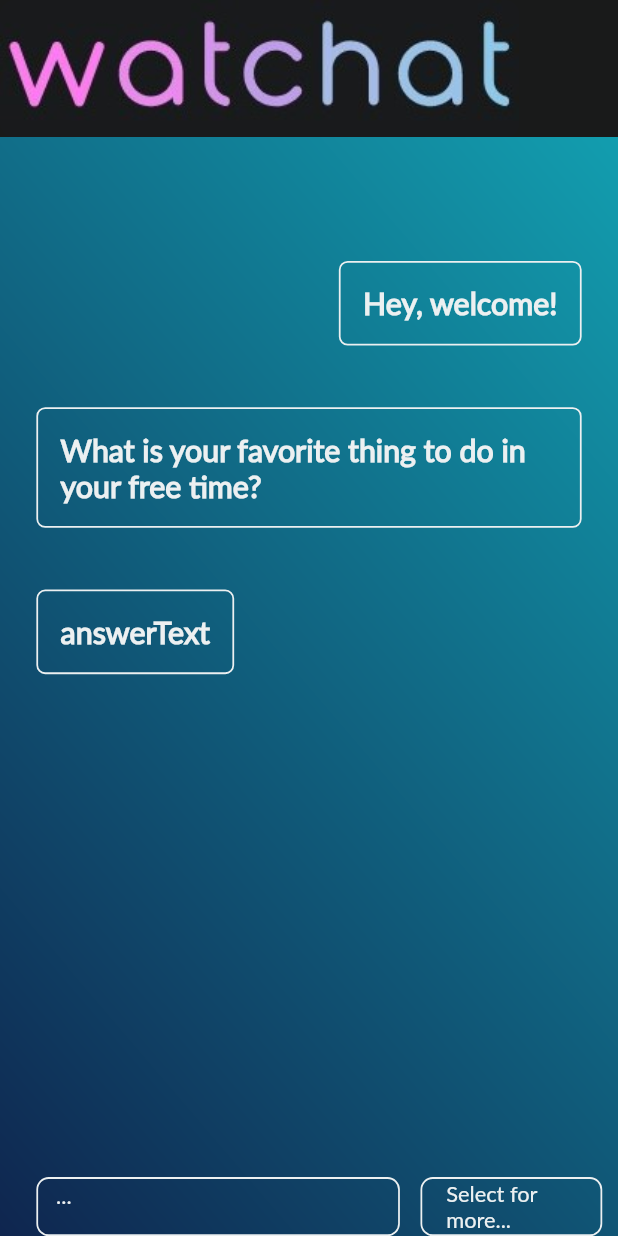
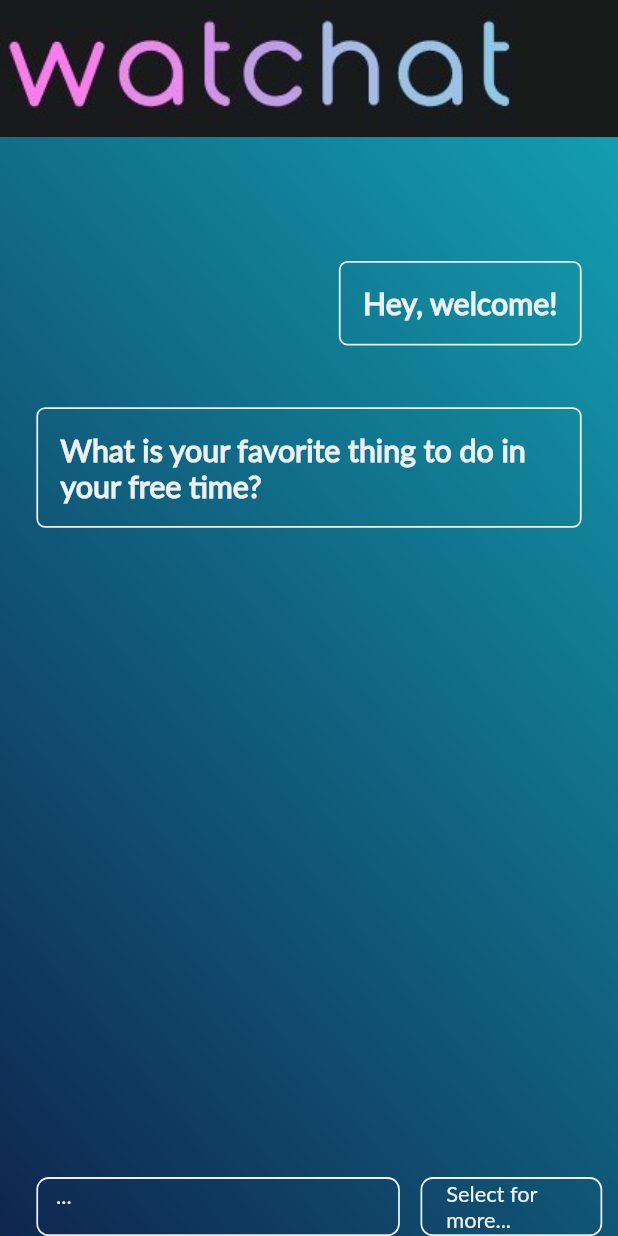
Before and after one commit to noahpy/watchatUI, a Flutter app: the screen it shows after launch, on a phone screen of 412 x 824 dp. Run offline on Flutter 3.47's test engine with Material 2 defaults, Android fonts, the phone set to English and light mode, and no system bars; missing offline and left inert: dart:js.

Commit message:
deleted inital answer

```diff
--- a/lib/chatListView.dart
+++ b/lib/chatListView.dart
@@ -44,7 +44,6 @@ class _ChatListViewState extends State<ChatListView>
         QuestionText("Hey, welcome!"),
         QuestionText(widget
             .firstQuestions[random.nextInt(widget.firstQuestions.length - 1)]),
-        AnswerField("answerText")
       ]);
       greet = true;
     }
```
